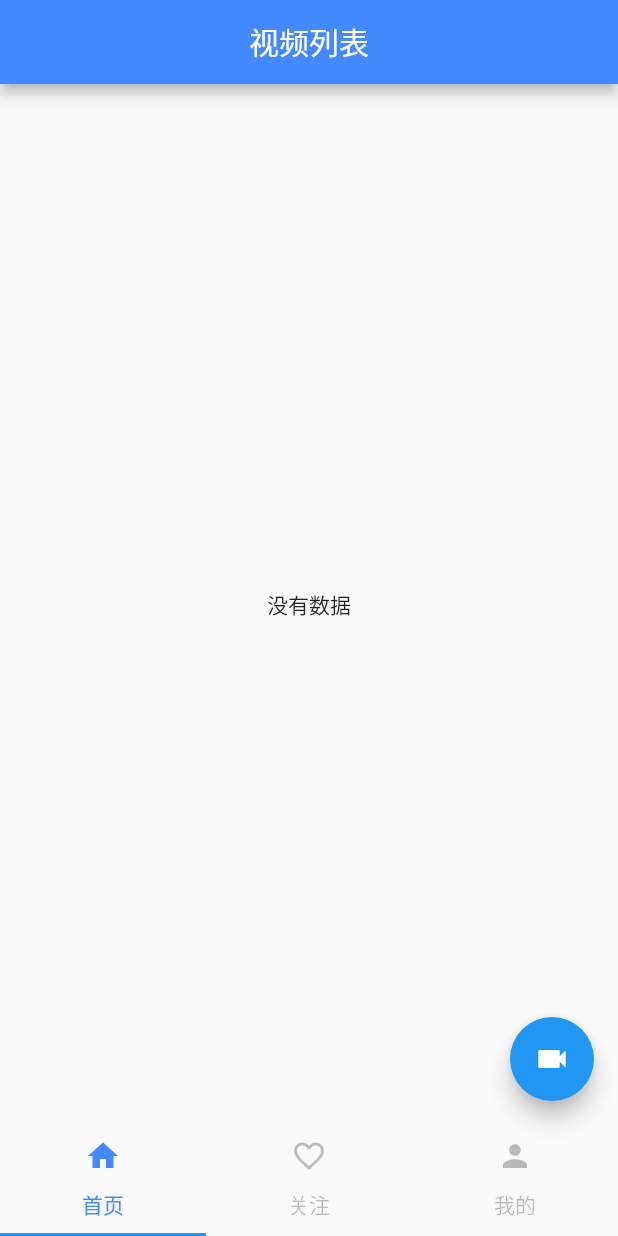
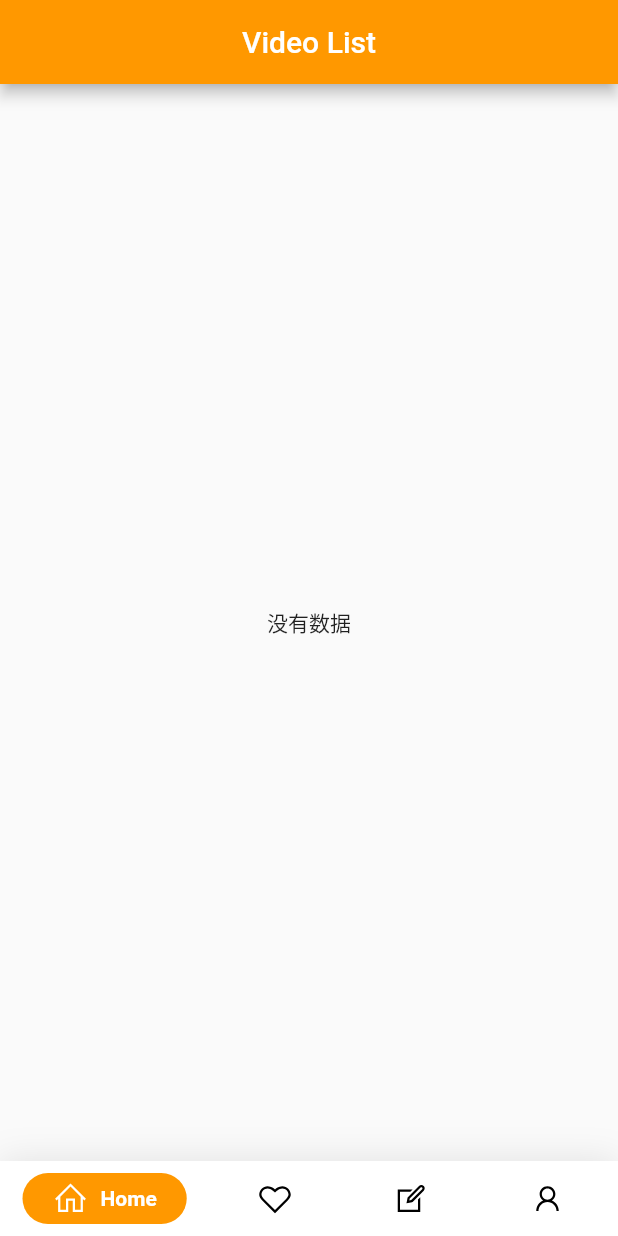
Before and after one commit to KonKan-H/short_video_client1, a Flutter app: the screen it shows after launch, on a phone screen of 412 x 824 dp. Run offline on Flutter 3.47's test engine with Material 2 defaults, Android fonts, the phone set to English and light mode, and no system bars; drawn by our look-alikes of google_nav_bar; our stand-ins replace convert, dio, event_bus, flutter_screenutil, fluttertoast, font_awesome_flutter and 7 more; missing offline and left inert: flutter_downloader; network calls fail.

Commit message:
优化页面

```diff
--- a/lib/main.dart
+++ b/lib/main.dart
@@ -1,5 +1,7 @@
 import 'package:flutter/cupertino.dart';
 import 'package:flutter/material.dart';
+import 'package:google_nav_bar/google_nav_bar.dart';
+import 'package:line_icons/line_icons.dart';
 import 'package:short_video_client1/app/OsApplication.dart';
 import 'package:short_video_client1/event/login_event.dart';
 import 'package:short_video_client1/models/UserInfo.dart';
@@ -44,6 +46,15 @@ class _HomeState extends State<Home> with SingleTickerProviderStateMixin {
   DateTime lastPopTime;
   var userName, userId;
 
+  int _selectedIndex = 0;
+
+  static List<Widget> _widgetOptions = <Widget>[
+    new VideoList(),
+    new FollowingVideo(),
+    new MakeVideo(),
+    new MyInfoHomePage(),
+  ];
+
   @override
   void initState() {
     controller = new TabController(length: 3, vsync: this);
@@ -69,7 +80,52 @@ class _HomeState extends State<Home> with SingleTickerProviderStateMixin {
   @override
   Widget build(BuildContext context) {
     return MaterialApp(
-      home: bodyLayout(controller: controller, userName: userName, userId: userId),
+      home: Scaffold(
+        body: Center(
+          child: _widgetOptions.elementAt(_selectedIndex),
+        ),
+        bottomNavigationBar: Container(
+          decoration: BoxDecoration(color: Colors.white, boxShadow: [
+            BoxShadow(blurRadius: 20, color: Colors.black.withOpacity(.1))
+          ]),
+          child: SafeArea(
+            child: Padding(
+              padding: const EdgeInsets.symmetric(horizontal: 15.0, vertical: 8),
+              child: GNav(
+                  gap: 8,
+                  activeColor: Colors.white,
+                  iconSize: 24,
+                  padding: EdgeInsets.symmetric(horizontal: 20, vertical: 5),
+                  duration: Duration(milliseconds: 800),
+                  tabBackgroundColor:ConstantData.MAIN_COLOR,
+                  tabs: [
+                    GButton(
+                      icon: LineIcons.home,
+                      text: 'Home',
+                    ),
+                    GButton(
+                      icon: LineIcons.heart_o,
+                      text: 'Likes',
+                    ),
+                    GButton(
+                      icon: LineIcons.edit,
+                      text: 'Make',
+                    ),
+                    GButton(
+                      icon: LineIcons.user,
+                      text: 'Profile',
+                    ),
+                  ],
+                  selectedIndex: _selectedIndex,
+                  onTabChange: (index) {
+                    setState(() {
+                      _selectedIndex = index;
+                    });
+                  }),
+            ),
+          ),
+        ),
+      ),
     );
   }
 
@@ -84,60 +140,3 @@ class _HomeState extends State<Home> with SingleTickerProviderStateMixin {
     });
   }
 }
-
-class bodyLayout extends StatelessWidget {
-  bodyLayout({Key key, this.controller, this.userName, this.userId}): super(key: key);
-
-  final TabController controller;
-  final userName, userId;
-
-  @override
-  Widget build(BuildContext context) {
-    // TODO: implement build
-    return Scaffold(
-      body: new TabBarView(
-        controller: controller,
-        children: <Widget>[
-          new VideoList(),
-          new FollowingVideo(),
-          new MyInfoHomePage(),
-        ],
-      ),
-      bottomNavigationBar: new Material(
-        child: new TabBar(
-          controller: controller,
-          labelColor: ConstantData.MAIN_COLOR,
-          unselectedLabelColor: Colors.black26,
-          tabs: <Widget>[
-            new Tab(
-              text: "首页",
-              icon: new Icon(Icons.home),
-            ),
-            new Tab(
-              text: "关注",
-              icon: new Icon(Icons.favorite_border),
-            ),
-            new Tab(
-              text: "我的",
-              icon: new Icon(Icons.person),
-            ),
-          ],
-        ),
-      ),
-      floatingActionButton: FloatingActionButton(
-        onPressed: () {
-          if(userId == null) {
-            //_getUserInfo();
-            TsUtils.showShort("请先登录");
-          } else {
-             Navigator.push(context, MaterialPageRoute(
-                 builder: (context) => selectVideo(userId: userId,)
-             ));
-//            Navigator.pushNamed(context, '/');
-          }
-        },
-        child: Icon(Icons.videocam),
-      ),
-    );
-  }
-}
--- a/lib/pages/UserInfo/my_attentions_and_fans.dart
+++ b/lib/pages/UserInfo/my_attentions_and_fans.dart
@@ -69,7 +69,11 @@ class _MyAttentionsAndFansState extends State<MyAttentionsAndFans> {
     width = MediaQuery.of(context).size.width;
 
     return Scaffold(
-      appBar: AppBar(title: Text(widget.title), centerTitle: true,),
+      appBar: AppBar(
+        title: Text(widget.title),
+        centerTitle: true,
+        backgroundColor: ConstantData.MAIN_COLOR,
+      ),
       body: (userInfoList == null || userInfoList.length == 0) ? Center(
         child: Center(
           child: Text('没有数据'),
--- a/lib/pages/UserInfo/my_home_page.dart
+++ b/lib/pages/UserInfo/my_home_page.dart
@@ -9,7 +9,7 @@ class MyInfoHomePage extends StatelessWidget {
   Widget build(BuildContext context) {
     return Scaffold(
         appBar: AppBar(
-          title: Text("用户页面"),
+          title: Text("User Info"),
           backgroundColor: ConstantData.MAIN_COLOR, //设置appbar背景颜色
           centerTitle: true, //设置标题是否局中
         ),
--- a/lib/pages/VideoPage/video_list_page.dart
+++ b/lib/pages/VideoPage/video_list_page.dart
@@ -1,16 +1,17 @@
+import 'package:flutter/cupertino.dart';
 import 'package:flutter/material.dart';
+import 'package:pull_to_refresh/pull_to_refresh.dart';
 import 'package:short_video_client1/pages/common/video_list.dart';
 import 'package:short_video_client1/resources/strings.dart';
 
 
 class VideoList extends StatelessWidget {
   VideoList({Key key}) : super(key: key);
-
   @override
   Widget build(BuildContext context) {
     return Scaffold(
         appBar: new AppBar(
-          title: new Text("视频列表"),
+          title: new Text("Video List"),
           backgroundColor: ConstantData.MAIN_COLOR, //设置appbar背景颜色
           centerTitle: true, //设置标题是否局中
         ),
--- a/lib/pages/VideoPage/video_player.dart
+++ b/lib/pages/VideoPage/video_player.dart
@@ -65,8 +65,6 @@ class _VideoPlayerPageState extends State<VideoPlayerPage> {
         userAvatar = event.userAvatar;
         userId = event.userId;
         video.looker = event.userId;
-      } else {
-        userName = null;
       }
     });
   }
@@ -149,8 +147,8 @@ class _VideoPlayerPageState extends State<VideoPlayerPage> {
         Positioned(
           right: 0,
           width: 0.20 * screenWidth,
-          height: 0.5 * screenHeight,
-          top: 0.28 * screenHeight,
+          height: 0.4 * screenHeight,
+          bottom: 0.2 * screenHeight,
           child:
             Container(
   //            decoration: BoxDecoration(color: Colors.orange),
--- a/lib/resources/strings.dart
+++ b/lib/resources/strings.dart
@@ -7,7 +7,7 @@ class ConstantData{
   static const String URL_HEADER_PORT = URL_BASE + "8080/";
 
   //主色调
-  static const Color MAIN_COLOR = Colors.blueAccent;
+  static const Color MAIN_COLOR = Colors.orange;
 
   static const String VIDEO_LOCALHOST = '"/sdcard/DCIM/Camera"';
 
--- a/pubspec.yaml
+++ b/pubspec.yaml
@@ -41,6 +41,9 @@ dependencies:
   flutter_downloader: ^1.4.1
   progress_dialog: ^1.2.2
   intl: ^0.16.1
+  pull_to_refresh: ^1.5.7
+  google_nav_bar: ^2.2.0
+  line_icons: ^0.2.0
 
 dev_dependencies:
   flutter_test:
```
Also changed, not shown: lib/pages/CameraPage/CameraHomePage.dart (+43 -11 lines), lib/pages/FollowingVideo/following_video.dart (+20 -12 lines), lib/pages/VideoPage/my_favorite_video.dart (+19 -11 lines), lib/pages/common/user_info_page.dart (+21 -11 lines), lib/pages/common/video_list.dart (+22 -12 lines), pubspec.lock.
